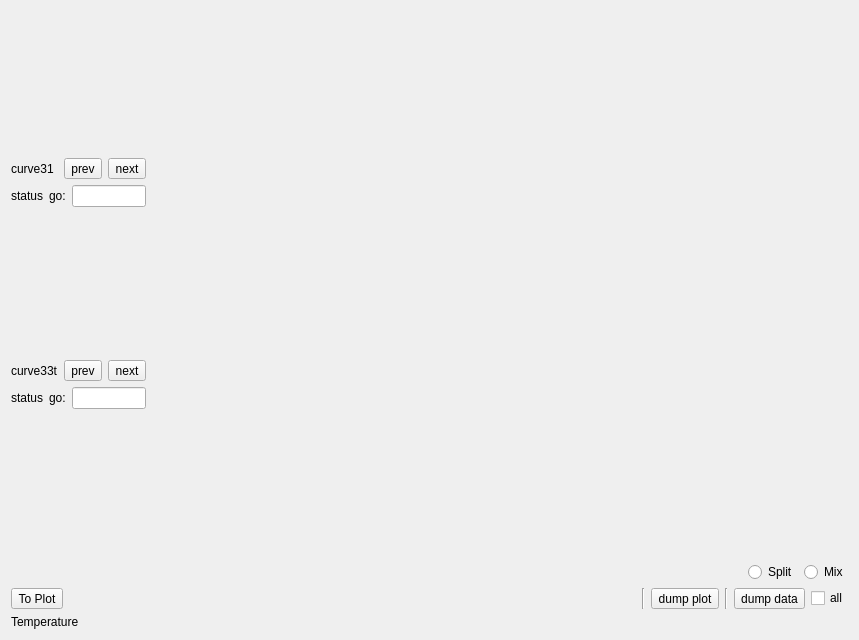
This is src/form/FormPlotHistory/formplothistory.ui in MRsoymilk/MySerial as Qt 5 draws it before an edit. The edited form follows.
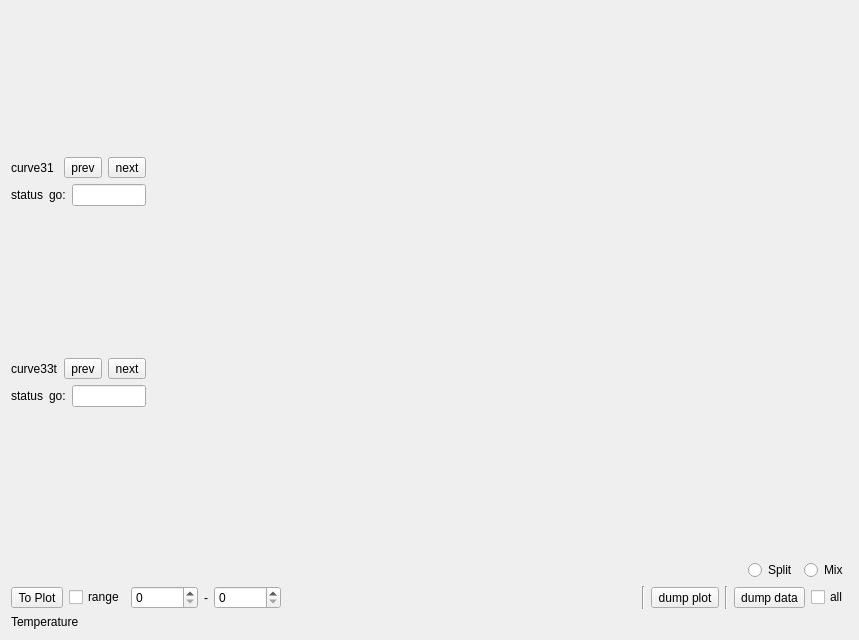
This is the edited form.

Commit message: FormPlotHistory: send range to plot

Patch:
```diff
--- a/src/form/FormPlotHistory/formplothistory.ui
+++ b/src/form/FormPlotHistory/formplothistory.ui
@@ -200,6 +200,37 @@
        </property>
       </widget>
      </item>
+     <item>
+      <widget class="QCheckBox" name="checkBoxSendRange">
+       <property name="text">
+        <string>range</string>
+       </property>
+      </widget>
+     </item>
+     <item>
+      <widget class="QSpinBox" name="spinBoxRangeStart">
+       <property name="maximum">
+        <number>999999</number>
+       </property>
+      </widget>
+     </item>
+     <item>
+      <widget class="QLabel" name="label">
+       <property name="text">
+        <string>-</string>
+       </property>
+       <property name="alignment">
+        <set>Qt::AlignmentFlag::AlignCenter</set>
+       </property>
+      </widget>
+     </item>
+     <item>
+      <widget class="QSpinBox" name="spinBoxRangeEnd">
+       <property name="maximum">
+        <number>999999</number>
+       </property>
+      </widget>
+     </item>
      <item>
       <spacer name="horizontalSpacer_2">
        <property name="orientation">
```
The commit also changes 2 other files.
